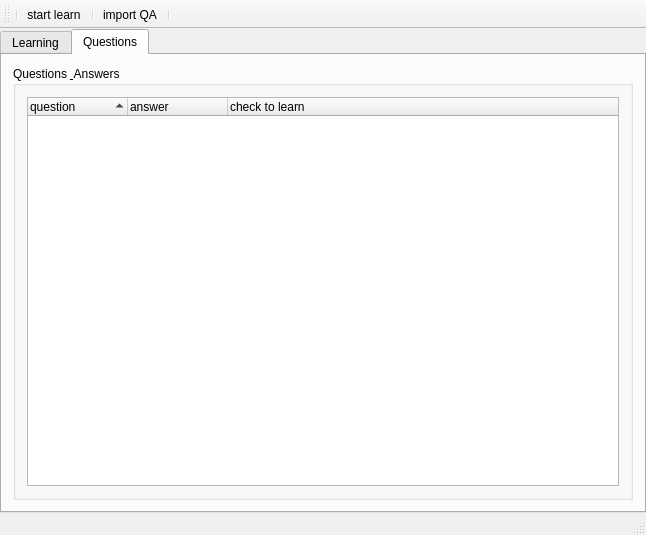
szymonpi/Gonzales, file GonzalesApp/ui/mainwindow.ui: the form before one commit.
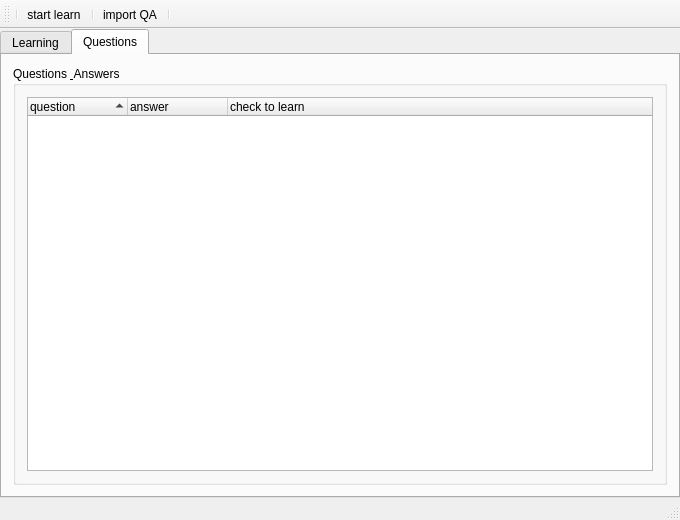
The form after the commit. Icons and pictures are not drawn.

The edit to the form file:
```diff
--- a/GonzalesApp/ui/mainwindow.ui
+++ b/GonzalesApp/ui/mainwindow.ui
@@ -6,8 +6,8 @@
    <rect>
     <x>0</x>
     <y>0</y>
-    <width>646</width>
-    <height>535</height>
+    <width>680</width>
+    <height>520</height>
    </rect>
   </property>
   <property name="windowTitle">
```
Left out of the diff: 2 changed lines with no effect on the pictures.
